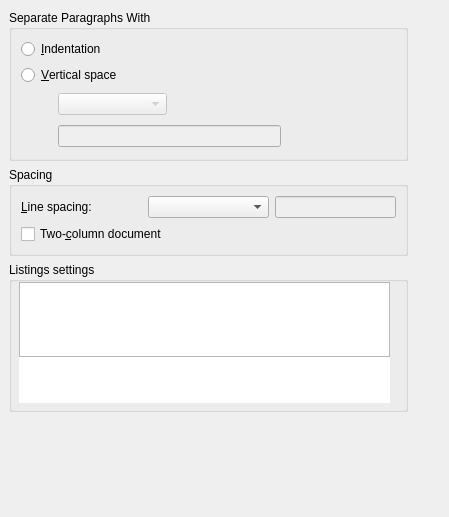
Old version of the form src/frontends/qt4/ui/TextLayoutUi.ui in the repository cburschka/lyx.
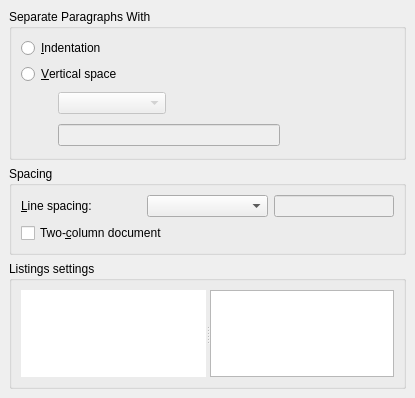
New version of the form. Custom widgets are drawn as their Qt base class.

Commit message: InsetListings: touch up the TextLayout dialog

Patch:
```diff
--- a/src/frontends/qt4/ui/TextLayoutUi.ui
+++ b/src/frontends/qt4/ui/TextLayoutUi.ui
@@ -5,25 +5,16 @@
    <rect>
     <x>0</x>
     <y>0</y>
-    <width>449</width>
-    <height>517</height>
+    <width>415</width>
+    <height>398</height>
    </rect>
   </property>
   <property name="windowTitle" >
    <string/>
   </property>
-  <widget class="QWidget" name="" >
-   <property name="geometry" >
-    <rect>
-     <x>9</x>
-     <y>10</y>
-     <width>399</width>
-     <height>511</height>
-    </rect>
-   </property>
    <layout class="QVBoxLayout" >
     <property name="margin" >
-     <number>0</number>
+    <number>9</number>
     </property>
     <property name="spacing" >
      <number>6</number>
@@ -214,7 +205,7 @@
       <property name="sizePolicy" >
        <sizepolicy>
         <hsizetype>7</hsizetype>
-        <vsizetype>0</vsizetype>
+       <vsizetype>7</vsizetype>
         <horstretch>0</horstretch>
         <verstretch>0</verstretch>
        </sizepolicy>
@@ -222,7 +213,7 @@
       <property name="minimumSize" >
        <size>
         <width>0</width>
-        <height>150</height>
+       <height>0</height>
        </size>
       </property>
       <property name="layoutDirection" >
@@ -231,19 +222,23 @@
       <property name="title" >
        <string>Listings settings</string>
       </property>
+     <layout class="QVBoxLayout" >
+      <property name="margin" >
+       <number>9</number>
+      </property>
+      <property name="spacing" >
+       <number>6</number>
+      </property>
+      <item>
+       <widget class="QSplitter" name="splitter" >
+        <property name="orientation" >
+         <enum>Qt::Horizontal</enum>
+        </property>
       <widget class="QTextBrowser" name="listingsTB" >
-       <property name="geometry" >
-        <rect>
-         <x>10</x>
-         <y>70</y>
-         <width>371</width>
-         <height>71</height>
-        </rect>
-       </property>
        <property name="sizePolicy" >
         <sizepolicy>
-         <hsizetype>4</hsizetype>
-         <vsizetype>0</vsizetype>
+           <hsizetype>7</hsizetype>
+           <vsizetype>7</vsizetype>
          <horstretch>0</horstretch>
          <verstretch>0</verstretch>
         </sizepolicy>
@@ -268,23 +263,18 @@
        </property>
       </widget>
       <widget class="QTextEdit" name="listingsED" >
-       <property name="geometry" >
-        <rect>
-         <x>10</x>
-         <y>20</y>
-         <width>371</width>
-         <height>75</height>
-        </rect>
-       </property>
        <property name="sizePolicy" >
         <sizepolicy>
          <hsizetype>7</hsizetype>
-         <vsizetype>0</vsizetype>
+           <vsizetype>7</vsizetype>
          <horstretch>0</horstretch>
          <verstretch>0</verstretch>
         </sizepolicy>
        </property>
       </widget>
+       </widget>
+      </item>
+     </layout>
      </widget>
     </item>
     <item>
@@ -298,13 +288,12 @@
       <property name="sizeHint" >
        <size>
         <width>397</width>
-        <height>27</height>
+       <height>16</height>
        </size>
       </property>
      </spacer>
     </item>
    </layout>
-  </widget>
  </widget>
  <customwidgets>
   <customwidget>
```
Lines whose indentation alone changed are shown as unchanged.
